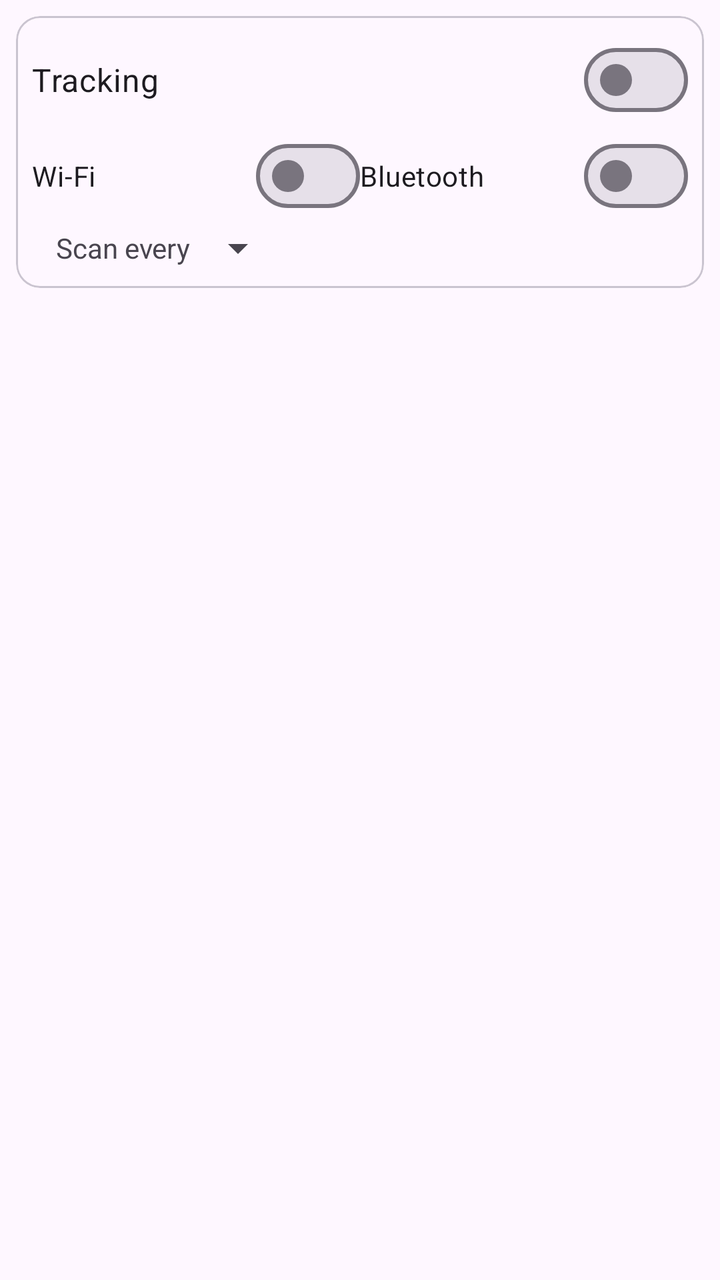
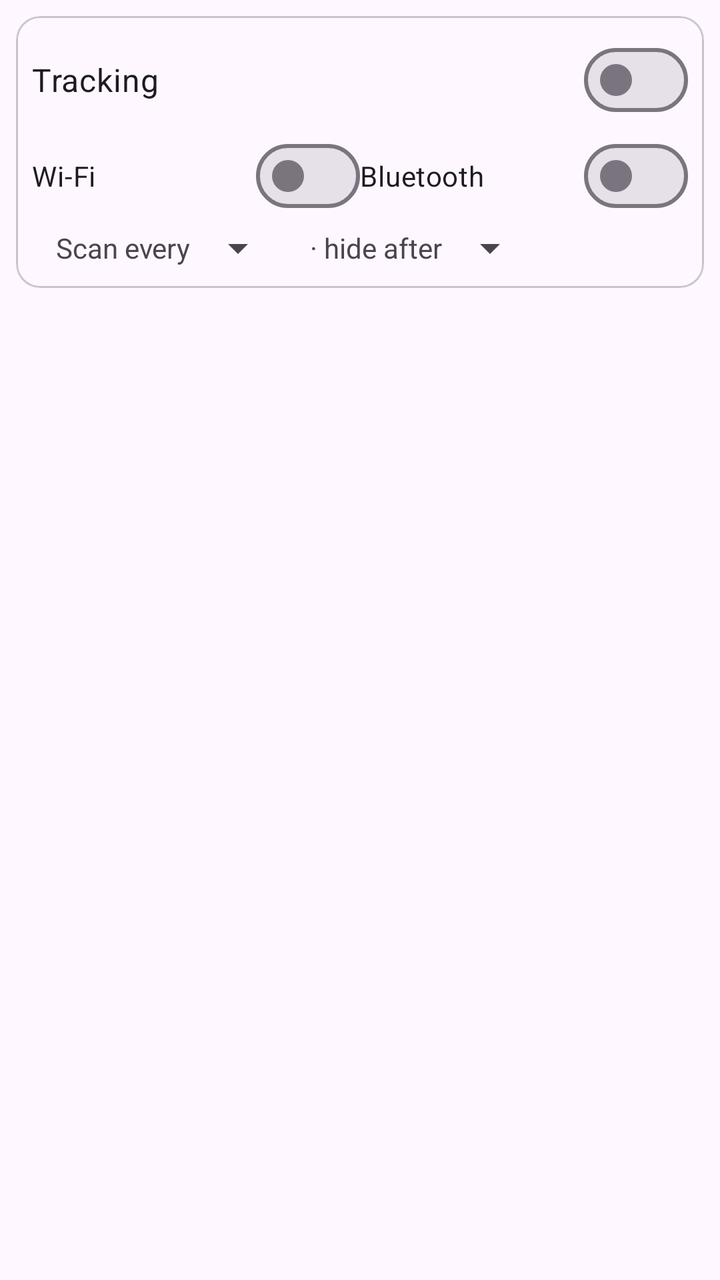

Screens rendered from an Android XML layout before and after an edit, with the pre-edit source and the edit as a unified diff.
<!-- AndroidManifest.xml: application theme Theme.AroundMe -->
<!-- res/layout/fragment_now.xml -->
<?xml version="1.0" encoding="utf-8"?>
<LinearLayout xmlns:android="http://schemas.android.com/apk/res/android"
    xmlns:app="http://schemas.android.com/apk/res-auto"
    android:layout_width="match_parent"
    android:layout_height="match_parent"
    android:orientation="vertical">

    <com.google.android.material.card.MaterialCardView
        android:layout_width="match_parent"
        android:layout_height="wrap_content"
        android:layout_margin="8dp"
        app:cardCornerRadius="12dp">

        <LinearLayout
            android:layout_width="match_parent"
            android:layout_height="wrap_content"
            android:orientation="vertical"
            android:padding="8dp">

            <com.google.android.material.materialswitch.MaterialSwitch
                android:id="@+id/switchTracking"
                android:layout_width="match_parent"
                android:layout_height="wrap_content"
                android:text="Tracking"
                android:textSize="16sp" />

            <LinearLayout
                android:layout_width="match_parent"
                android:layout_height="wrap_content"
                android:orientation="horizontal">

                <com.google.android.material.materialswitch.MaterialSwitch
                    android:id="@+id/switchWifi"
                    android:layout_width="0dp"
                    android:layout_height="wrap_content"
                    android:layout_weight="1"
                    android:text="Wi-Fi" />

                <com.google.android.material.materialswitch.MaterialSwitch
                    android:id="@+id/switchBt"
                    android:layout_width="0dp"
                    android:layout_height="wrap_content"
                    android:layout_weight="1"
                    android:text="Bluetooth" />
            </LinearLayout>

            <LinearLayout
                android:layout_width="match_parent"
                android:layout_height="wrap_content"
                android:orientation="horizontal"
                android:gravity="center_vertical">

                <TextView
                    android:layout_width="wrap_content"
                    android:layout_height="wrap_content"
                    android:paddingStart="12dp"
                    android:text="Scan every" />

                <Spinner
                    android:id="@+id/spinnerInterval"
                    android:layout_width="wrap_content"
                    android:layout_height="wrap_content" />
            </LinearLayout>

            <TextView
                android:id="@+id/textPermHint"
                android:layout_width="match_parent"
                android:layout_height="wrap_content"
                android:padding="8dp"
                android:textColor="@color/red_600"
                android:visibility="gone" />
        </LinearLayout>
    </com.google.android.material.card.MaterialCardView>

    <TextView
        android:id="@+id/textStatus"
        android:layout_width="match_parent"
        android:layout_height="wrap_content"
        android:paddingHorizontal="12dp"
        android:paddingBottom="4dp"
        android:textSize="12sp" />

    <androidx.recyclerview.widget.RecyclerView
        android:id="@+id/list"
        android:layout_width="match_parent"
        android:layout_height="0dp"
        android:layout_weight="1" />

    <TextView
        android:id="@+id/empty"
        android:layout_width="match_parent"
        android:layout_height="wrap_content"
        android:gravity="center"
        android:padding="24dp"
        android:text="No devices nearby. Start tracking to scan."
        android:visibility="gone" />
</LinearLayout>
<!-- resources referenced by this layout -->
<resources>
  <color name="red_600">#E53935</color>
  <style name="Theme.AroundMe" parent="Theme.Material3.DayNight.NoActionBar">
          <item name="colorPrimary">@color/teal_700</item>
          <item name="colorSecondary">@color/amber_600</item>
      </style>
  <color name="teal_700">#00796B</color>
  <color name="amber_600">#FFB300</color>
</resources>

<!-- the commit's change to res/layout/fragment_now.xml (unified diff, before → after) -->
@@ -60,6 +60,17 @@
                     android:id="@+id/spinnerInterval"
                     android:layout_width="wrap_content"
                     android:layout_height="wrap_content" />
+
+                <TextView
+                    android:layout_width="wrap_content"
+                    android:layout_height="wrap_content"
+                    android:paddingStart="12dp"
+                    android:text="· hide after" />
+
+                <Spinner
+                    android:id="@+id/spinnerHide"
+                    android:layout_width="wrap_content"
+                    android:layout_height="wrap_content" />
             </LinearLayout>
 
             <TextView
